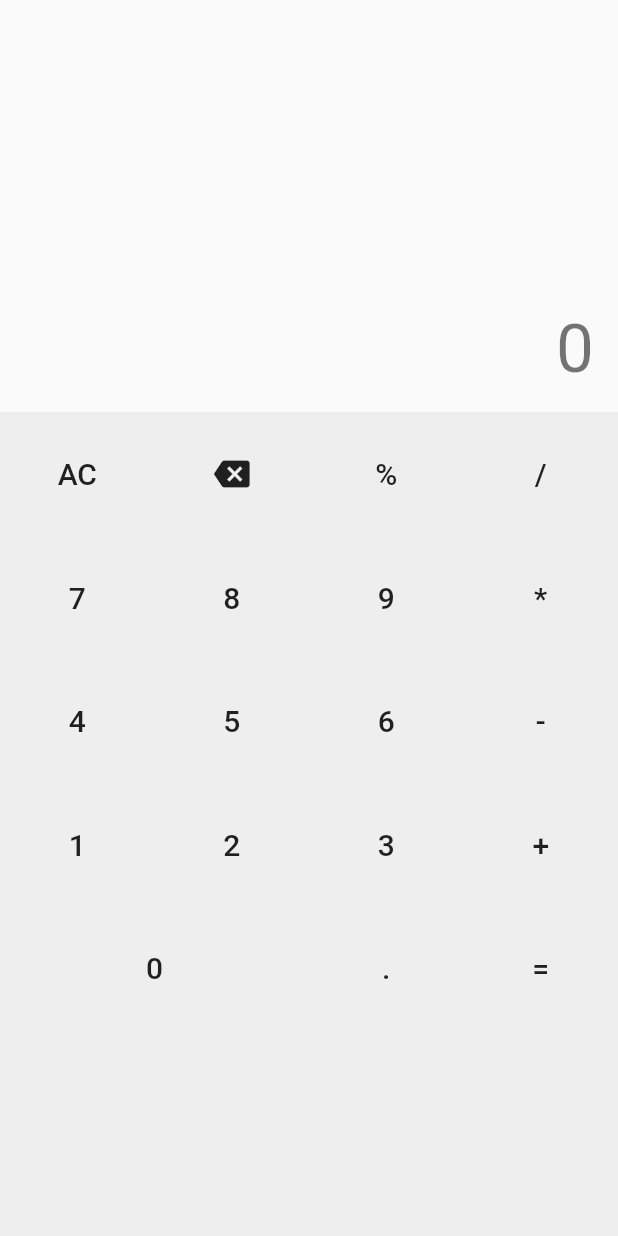
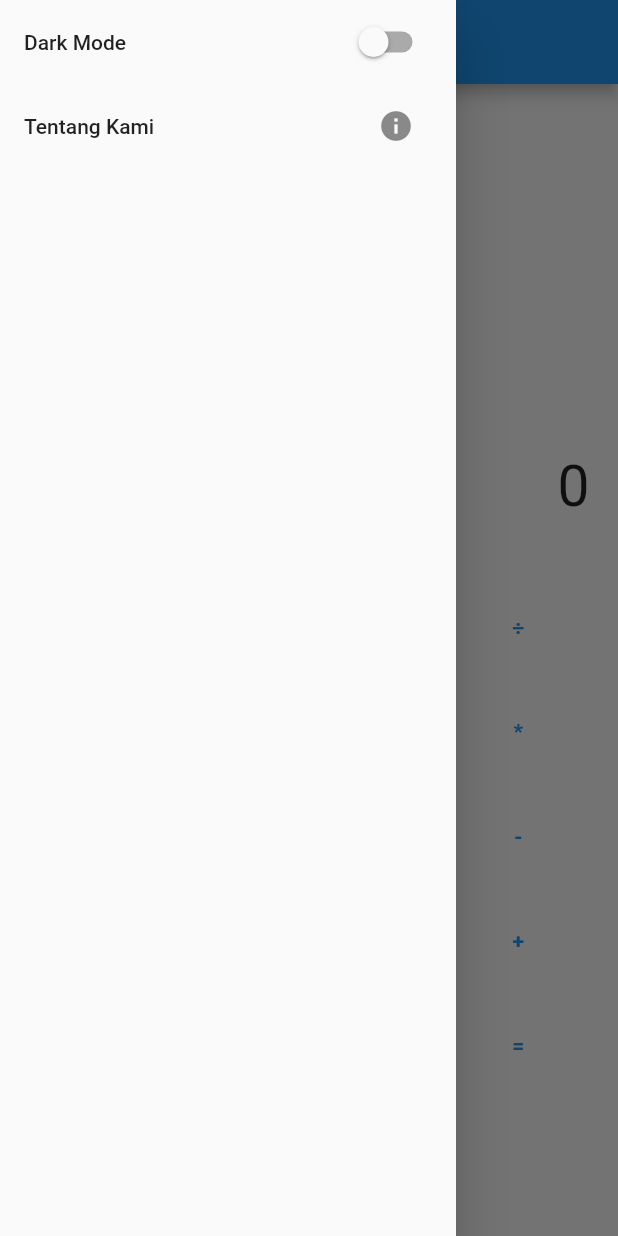
Before and after one commit to BSO-Android-2021/calculator, a Flutter app: the screen it shows after launch, with the side drawer open (before the commit the screen has no drawer), on a phone screen of 412 x 824 dp. Run offline on Flutter 3.47's test engine with Material 2 defaults, Android fonts, the phone set to English and light mode, and no system bars; missing offline and left inert: function_tree.

Commit message:
Finished Calculator

```diff
--- a/lib/main.dart
+++ b/lib/main.dart
@@ -2,32 +2,29 @@ import 'package:flutter/material.dart';
 import 'package:function_tree/function_tree.dart';
 
 void main() {
-  runApp(MyApp());
-}
-
-class MyApp extends StatelessWidget {
-  @override
-  Widget build(BuildContext context) {
-    return MaterialApp(
-      title: 'Calculator App',
-      theme: ThemeData(
-        primarySwatch: Colors.blue,
-      ),
-      home: Calculator(),
-    );
-  }
+  runApp(Calculator());
 }
 
 class Calculator extends StatefulWidget {
-  Calculator({Key? key}) : super(key: key);
-
   @override
   _CalculatorState createState() => _CalculatorState();
 }
 
 class _CalculatorState extends State<Calculator> {
+  String tentangKami = """
+BSO Android 2021:
+1. Akhdan Musyaffa Firdaus
+2. Faizal Ramadhan
+3. Farhan Rizky Fauzi
+4. Fawzan Ibnu
+5. Naufal Berlian
+6. Shinta Sirnawati
+7. Zulfa Dwi Audina
+""";
+
+  bool darkMode = false;
   final List<String> buttons = [
-    'AC',
+    'C',
     'delete',
     '%',
     '/',
@@ -43,6 +40,7 @@ class _CalculatorState extends State<Calculator> {
     '2',
     '3',
     '+',
+    '00',
     '0',
     '.',
     '=',
@@ -51,77 +49,117 @@ class _CalculatorState extends State<Calculator> {
   String display = '0';
   String expression = "";
 
-  void operasi(String karakter) {
-    // 1. pecah string menjadi array => (split)
-    // 2. sum (total) nilai di array => fold/reduce
-    // 3. ubah hasil sum menjadi string
+  void buttonOnClick(String tombol) {
+    switch (tombol) {
+      case "C":
+        clearAll();
+        break;
+      case "delete":
+        delete();
+        break;
+      case "=":
+        calculate();
+        break;
+      default:
+        assign(tombol);
+        break;
+    }
+  }
 
-    setState(() {
-      switch (karakter) {
-        case '=':
-          if (display.contains('+')) {
-            List<String> nilai = display.split('+');
-            print(nilai.toString());
-            int hasil = nilai.fold(0, (prev, next) => prev + int.parse(next));
-            display = hasil.toString();
-          } else if (display.contains('-')) {
-            List<String> nilai = display.split('-');
-            int hasil = int.parse(nilai[0]) - int.parse(nilai[1]);
-            display = hasil.toString();
-          } else if (display.contains('*')) {
-            List<String> nilai = display.split('*');
-            int hasil = int.parse(nilai[0]) * int.parse(nilai[1]);
-            display = hasil.toString();
-          } else if (display.contains('/')) {
-            List<String> nilai = display.split('/');
-            double hasil = int.parse(nilai[0]) / int.parse(nilai[1]);
-            display = hasil.toString();
+  void assign(String tombol) {
+    if (display != "0") {
+      display = display + tombol;
+    } else {
+      display = tombol;
     }
-          break;
-        case 'AC':
-          display = '0';
-          break;
-        case 'delete':
+  }
+
+  void calculate() {
+    expression = display;
+    display = "=" + display.interpret().toString();
+  }
+
+  void delete() {
     if (display.length > 1) {
       display = display.substring(0, display.length - 1);
     } else {
-            display = '0';
+      display = "0";
     }
-          break;
-        default:
-          display += karakter;
-          break;
-      }
-    });
-  }
-
-  void buttonOnClick(String tombol) {
-    display = display + tombol;
-  }
-
-  void calculate() {
-    expression= display + "=";
-    display = display.interpret().toString();
-  }
-
-  void delete() {
-    display = display.substring(0, display.length - 1);
   }
 
   void clearAll() {
+    expression = "";
     display = "0";
+  }
+
+  String getButtonText(String tombol) {
+    if (tombol == "delete") {
+      return "⌫";
+    } else if (tombol == "/") {
+      return "÷";
+    } else {
+      return tombol;
+    }
   }
 
   @override
   Widget build(BuildContext context) {
-    var lebarLayar = MediaQuery.of(context).size.width;
-    var tinggiLayar = MediaQuery.of(context).size.height;
-    return Scaffold(
+    return MaterialApp(
+      title: 'Calculator App',
+      theme: ThemeData(
+        primarySwatch: Colors.blue,
+        brightness: darkMode ? Brightness.dark : Brightness.light,
+      ),
+      home: Scaffold(
+        appBar: AppBar(title: Text("Calculator App")),
+        drawer: Drawer(
+          child: ListView(
+            children: [
+              ListTile(
+                title: Text("Dark Mode"),
+                trailing: Switch(
+                  value: darkMode,
+                  onChanged: (val) {
+                    setState(() {
+                      darkMode = val;
+                    });
+                  },
+                ),
+              ),
+              ListTile(
+                title: Text("Tentang Kami"),
+                trailing: Builder(builder: (context) {
+                  return IconButton(
+                      onPressed: () {
+                        showDialog(
+                          context: context,
+                          builder: (context) {
+                            return AlertDialog(
+                              title: Text("Tentang Kami"),
+                              content: Text(tentangKami),
+                              actions: [
+                                ElevatedButton(
+                                  onPressed: () {
+                                    Navigator.pop(context);
+                                  },
+                                  child: Text("Ok"),
+                                ),
+                              ],
+                            );
+                          },
+                        );
+                      },
+                      icon: Icon(Icons.info));
+                }),
+              ),
+            ],
+          ),
+        ),
         body: SafeArea(
           child: Column(
             children: [
               Expanded(
-              flex: 1,
+                flex: 2,
                 child: Padding(
                   padding: const EdgeInsets.all(16.0),
                   child: Column(
@@ -129,16 +167,16 @@ class _CalculatorState extends State<Calculator> {
                     children: [
                       Align(
                         alignment: Alignment.bottomRight,
-                      child: Text(
+                        child: SelectableText(
                           expression,
-                        style: Theme.of(context).textTheme.headline3,
+                          style: TextStyle(fontSize: 38),
                         ),
                       ),
                       Align(
                         alignment: Alignment.bottomRight,
-                      child: Text(
+                        child: SelectableText(
                           display,
-                        style: Theme.of(context).textTheme.headline3,
+                          style: TextStyle(fontSize: 38),
                         ),
                       ),
                     ],
@@ -146,86 +184,44 @@ class _CalculatorState extends State<Calculator> {
                 ),
               ),
               Expanded(
-              flex: 2,
+                flex: 3,
                 child: Container(
-                color: Colors.grey[200],
-                child: Wrap(
-                  children: [
-                    for (String button in buttons)
-                      if (button == 'delete')
-                        SizedBox(
-                          width: lebarLayar / 4,
-                          height: lebarLayar / 5,
-                          child: IconButton(
+                  padding: const EdgeInsets.all(20),
+                  // color: Colors.grey[200],
+                  child: GridView.builder(
+                    gridDelegate: SliverGridDelegateWithFixedCrossAxisCount(
+                      crossAxisCount: 4,
+                      childAspectRatio: 3 / 2.25,
+                      // crossAxisSpacing: 16,
+                      // mainAxisSpacing: 16,
+                    ),
+                    itemCount: buttons.length,
+                    itemBuilder: (context, index) {
+                      return TextButton(
                         onPressed: () {
+                          try {
                             setState(() {
-                                delete();
+                              buttonOnClick(buttons[index]);
                             });
-                            },
-                            icon: Icon(Icons.backspace),
+                          } catch (e) {
+                            ScaffoldMessenger.of(context).showSnackBar(
+                              SnackBar(
+                                backgroundColor: Colors.red,
+                                behavior: SnackBarBehavior.floating,
+                                content: Text(
+                                  "Operasi tidak valid",
+                                  style: TextStyle(color: Colors.white),
                                 ),
-                        )
-                      else if (button == 'AC')
-                        SizedBox(
-                          width: lebarLayar / 4,
-                          height: lebarLayar / 5,
-                          child: TextButton(
-                            onPressed: () {
-                              setState(() {
-                                // display = button;
-                                if (display == '0') {
-                                  display = button;
-                                } else {
-                                  clearAll();
+                              ),
+                            );
                           }
-                              });
                         },
                         child: Text(
-                              button,
-                              style: Theme.of(context).textTheme.headline6,
+                          getButtonText(buttons[index]),
+                          style: TextStyle(fontWeight: FontWeight.bold),
                         ),
-                          ),
-                        )
-                      else if (button == "=")
-                        SizedBox(
-                          width: lebarLayar / 4,
-                          height: lebarLayar / 5,
-                          child: TextButton(
-                            onPressed: () {
-                              setState(() {
-                                // display = button;
-                                if (display == '0') {
-                                  display = button;
-                                } else {
-                                  calculate();
-                                }
-                              });
+                      );
                     },
-                            child: Text(
-                              button,
-                              style: Theme.of(context).textTheme.headline6,
-                            ),
-                          ),
-                        )
-                      else
-                        SizedBox(
-                          width:
-                              button == "0" ? lebarLayar / 2 : lebarLayar / 4,
-                          height: lebarLayar / 5,
-                          child: TextButton(
-                            onPressed: () {
-                              setState(() {
-                                // display = button;
-                                if (display == '0') {
-                                  display = button;
-                                } else {
-                                  buttonOnClick(button);
-                                }
-                              });
-                            },
-                            child: Text(
-                              button,
-                              style: Theme.of(context).textTheme.headline6,
                   ),
                 ),
               ),
@@ -233,9 +229,6 @@ class _CalculatorState extends State<Calculator> {
           ),
         ),
       ),
-          ],
-        ),
-      ),
     );
   }
 }
```
Also changed, not shown: pubspec.lock. Lines whose indentation alone changed are shown as unchanged.
